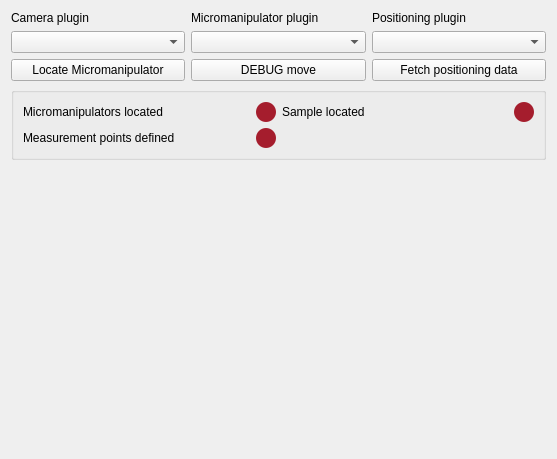
This is plugins/affinemove/affinemove_Settings.ui in pyIVLS/pyIVLS as Qt 5 draws it before an edit. The edited form follows.
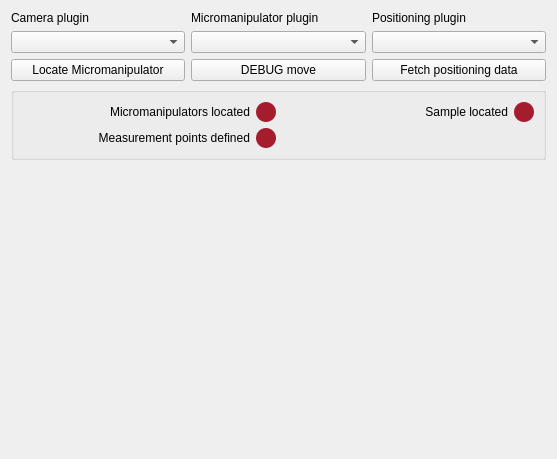
This is the edited form.

Diff of the .ui file:
```diff
--- a/plugins/affinemove/affinemove_Settings.ui
+++ b/plugins/affinemove/affinemove_Settings.ui
@@ -77,6 +77,9 @@
         <property name="text">
          <string>Micromanipulators located</string>
         </property>
+        <property name="alignment">
+         <set>Qt::AlignmentFlag::AlignRight|Qt::AlignmentFlag::AlignTrailing|Qt::AlignmentFlag::AlignVCenter</set>
+        </property>
        </widget>
       </item>
       <item row="2" column="1">
@@ -103,6 +106,9 @@
         <property name="text">
          <string>Sample located</string>
         </property>
+        <property name="alignment">
+         <set>Qt::AlignmentFlag::AlignRight|Qt::AlignmentFlag::AlignTrailing|Qt::AlignmentFlag::AlignVCenter</set>
+        </property>
        </widget>
       </item>
       <item row="2" column="0">
@@ -110,6 +116,9 @@
         <property name="text">
          <string>Measurement points defined</string>
         </property>
+        <property name="alignment">
+         <set>Qt::AlignmentFlag::AlignRight|Qt::AlignmentFlag::AlignTrailing|Qt::AlignmentFlag::AlignVCenter</set>
+        </property>
        </widget>
       </item>
       <item row="0" column="3">
```
